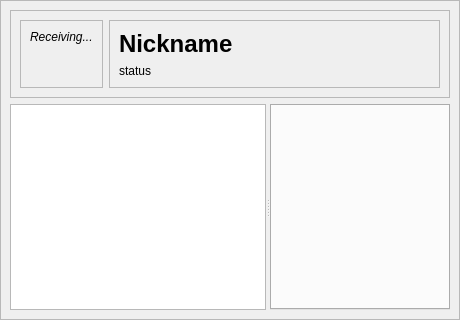
First picture: the form in weboob/applications/qhavesex/ui/profile.ui, repository laurentb/weboob, before the edit.
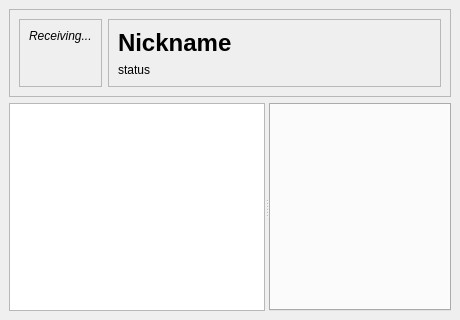
Second picture: the form after the edit.

Commit message: better presentation

Patch:
```diff
--- a/weboob/applications/qhavesex/ui/profile.ui
+++ b/weboob/applications/qhavesex/ui/profile.ui
@@ -19,6 +19,12 @@
    </property>
    <item>
     <widget class="QScrollArea" name="scrollArea">
+     <property name="frameShape">
+      <enum>QFrame::NoFrame</enum>
+     </property>
+     <property name="frameShadow">
+      <enum>QFrame::Plain</enum>
+     </property>
      <property name="widgetResizable">
       <bool>true</bool>
      </property>
@@ -27,8 +33,8 @@
        <rect>
         <x>0</x>
         <y>0</y>
-        <width>456</width>
-        <height>316</height>
+        <width>460</width>
+        <height>320</height>
        </rect>
       </property>
       <layout class="QVBoxLayout" name="verticalLayout">
```
The commit also changes 1 other file.
